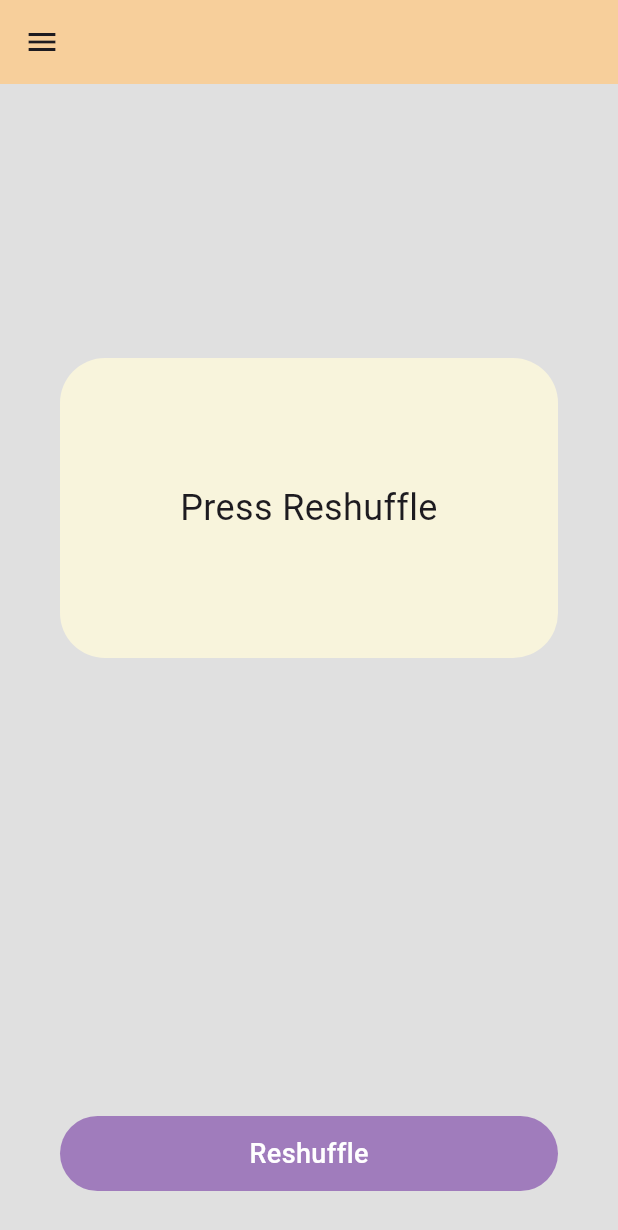
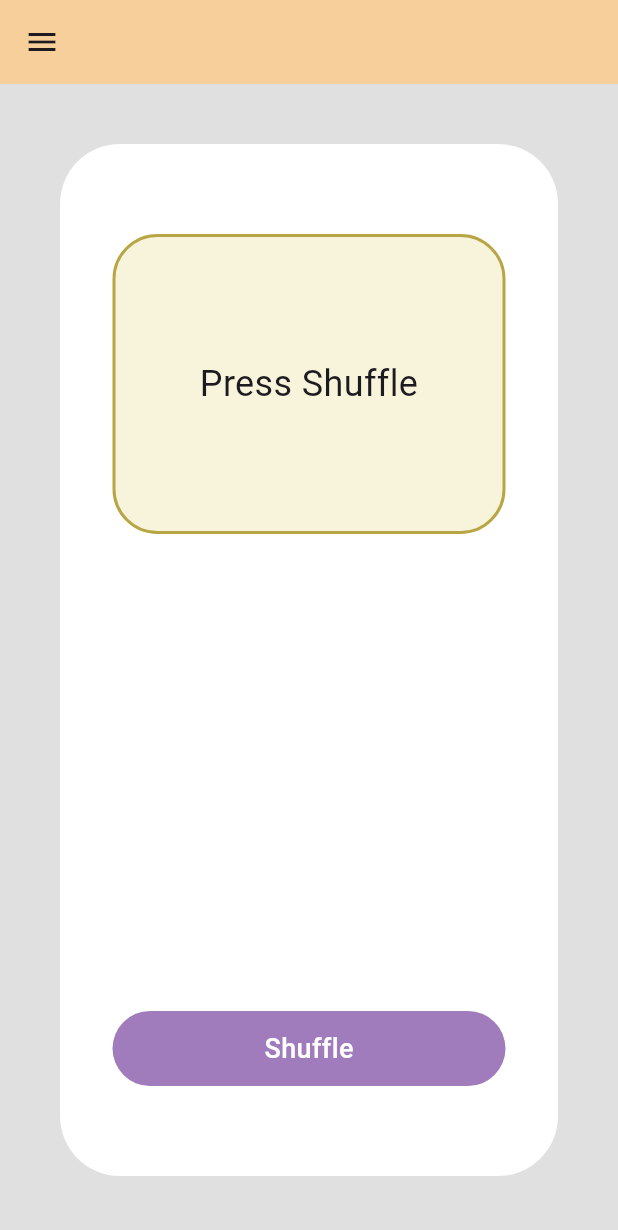
Before and after one commit to AnJasid/sports_picker, a Flutter app: the HomeScreen screen opened directly, on a phone screen of 412 x 824 dp. Shown: the top 1230 px of the screen. Run offline on Flutter 3.47's test engine with Material 3 defaults, Android fonts, the phone set to English and light mode, and no system bars; our stand-ins replace google_nav_bar.

Commit message:
update for home screen UI

```diff
--- a/lib/screens/home_screen.dart
+++ b/lib/screens/home_screen.dart
@@ -14,7 +14,7 @@ class HomeScreen extends StatefulWidget {
 
 class _HomeScreenState extends State<HomeScreen> {
   SportModel currentHobby = const SportModel(
-      sportTitle: 'Press Reshuffle', sportDesc: 'decription', sportImage: '');
+      sportTitle: 'Press Shuffle', sportDesc: '', sportImage: '');
   bool isShuffling = false;
   Timer? shuffleTimer;
 
@@ -134,6 +134,7 @@ class _HomeScreenState extends State<HomeScreen> {
       ),
       // drawer: const DrawerScreen(),
       body: Container(
+        padding: const EdgeInsets.all(40),
         width: double.infinity,
         height: double.infinity,
         decoration: BoxDecoration(
@@ -144,20 +145,30 @@ class _HomeScreenState extends State<HomeScreen> {
           //   fit: BoxFit.cover,
           // ),
         ),
-        child: Padding(
+        child: Container(
           padding: const EdgeInsets.symmetric(
-            horizontal: 40,
-            vertical: 30,
+            horizontal: 35,
+            vertical: 60,
+          ),
+          height: double.infinity,
+          width: double.infinity,
+          decoration: BoxDecoration(
+            color: Colors.white,
+            borderRadius: BorderRadius.circular(40),
           ),
           child: Column(
+            mainAxisAlignment: MainAxisAlignment.center,
             children: [
-              const Spacer(flex: 1),
               Container(
                 height: 200,
                 width: double.infinity,
                 decoration: BoxDecoration(
                   color: const Color(0xfff8f4dc),
                   borderRadius: BorderRadius.circular(30),
+                  border: Border.all(
+                    color: const Color.fromARGB(255, 184, 166, 68),
+                    width: 2.0,
+                  ),
                 ),
                 child: Center(
                   child: Text(
@@ -183,7 +194,7 @@ class _HomeScreenState extends State<HomeScreen> {
                   ),
                   child: const Center(
                     child: Text(
-                      'Reshuffle',
+                      'Shuffle',
                       style: TextStyle(
                         fontSize: 18,
                         fontWeight: FontWeight.w500,
```
